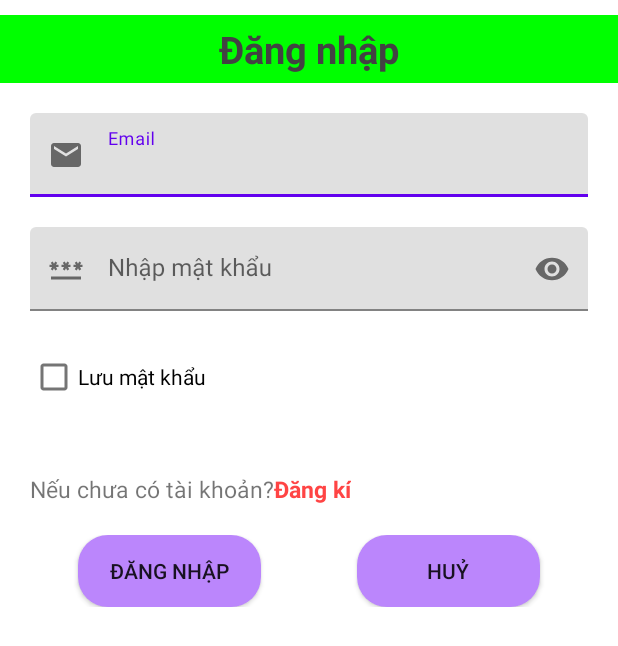
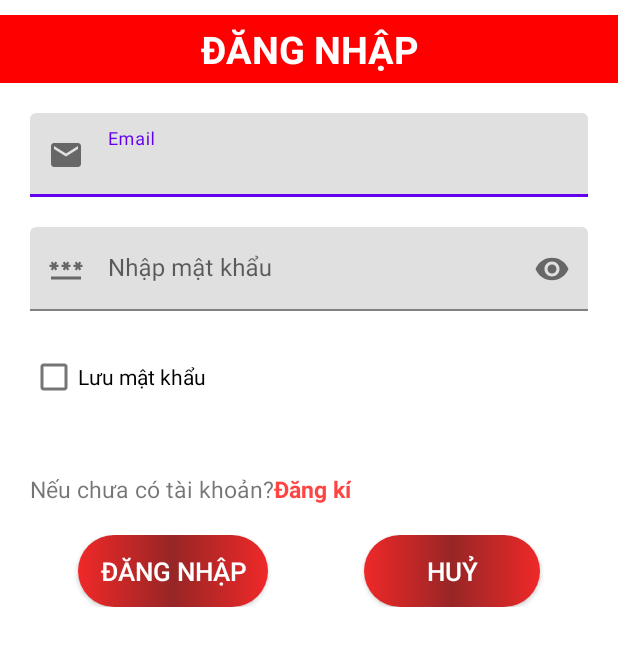
Before and after one commit to phamnhat0111/BanHangOnline_nhom2, an Android app: the screen it shows after launch (DangNhapActivity), on a phone screen of 412 x 824 dp. Shown: the top 646 px of the screen. Run offline under Robolectric (Android 15) with nearby library versions, the phone set to English and light mode, and no system bars; our stand-ins replace RxJava; libraries missing offline, so code that uses them is left out: hu.akarnokd.rxjava3; 2 statements that could not run were skipped.

Commit message:
sửa màu giao diện

```diff
--- a/app/src/main/java/com/example/banhangonline/activity/activity/ChiTietActivity.java
+++ b/app/src/main/java/com/example/banhangonline/activity/activity/ChiTietActivity.java
@@ -1,6 +1,7 @@
 package com.example.banhangonline.activity.activity;
 
 import androidx.appcompat.app.AppCompatActivity;
+import androidx.appcompat.widget.AppCompatButton;
 import androidx.appcompat.widget.Toolbar;
 
 import android.content.Intent;
@@ -25,7 +26,7 @@ import java.util.List;
 
 public class ChiTietActivity extends AppCompatActivity {
     TextView tensp, giasp, mota;
-    Button btnthem;
+    AppCompatButton btnthem;
     ImageView imghinhanh;
     Spinner spinner;
     Toolbar toolbar;
--- a/app/src/main/java/com/example/banhangonline/activity/activity/DangKyActivity.java
+++ b/app/src/main/java/com/example/banhangonline/activity/activity/DangKyActivity.java
@@ -32,7 +32,6 @@ import io.reactivex.rxjava3.schedulers.Schedulers;
 public class DangKyActivity extends AppCompatActivity {
     EditText email, pass, repass,username, mobile;
     AppCompatButton btndangki;
-    FirebaseAuth firebaseAuth;
     ApiBanHang apiBanHang;
     CompositeDisposable compositeDisposable = new CompositeDisposable();
     //FirebaseApp firebaseApp;
--- a/app/src/main/java/com/example/banhangonline/activity/adapter/GioHangAdapter.java
+++ b/app/src/main/java/com/example/banhangonline/activity/adapter/GioHangAdapter.java
@@ -70,6 +70,8 @@ public class GioHangAdapter extends RecyclerView.Adapter<GioHangAdapter.MyViewHo
                         if(Utils.mangmuahang.get(i).getIdsp() == gioHang.getIdsp()){
                             Utils.mangmuahang.remove(i);
                             EventBus.getDefault().postSticky( new TinhTongEvent());
+                            long gia= 0;
+
                         }
                     }
                 }
@@ -99,6 +101,7 @@ public class GioHangAdapter extends RecyclerView.Adapter<GioHangAdapter.MyViewHo
                                 Utils.manggiohang.remove(pos);
                                 notifyDataSetChanged();
                                 EventBus.getDefault().postSticky( new TinhTongEvent());
+                                long gia= 0;
                             }
                         });
                         builder.setNegativeButton("Hủy ", new DialogInterface.OnClickListener() {
--- a/app/src/main/res/drawable/background_button.xml
+++ b/app/src/main/res/drawable/background_button.xml
@@ -3,5 +3,5 @@
     android:shape="rectangle"
     xmlns:android="http://schemas.android.com/apk/res/android">
     <corners android:radius="20dp"/>
-    <solid android:color="@color/purple_200"/>
+    <solid android:color="@color/maunen"/>
 </shape>
--- /dev/null
+++ b/app/src/main/res/drawable/button.xml
@@ -0,0 +1,9 @@
+<?xml version="1.0" encoding="utf-8"?>
+<shape xmlns:android="http://schemas.android.com/apk/res/android">
+   <corners android:radius="40dp"/>-->
+    <gradient android:centerColor="#972626"
+        android:startColor="@color/mautoolbar"
+        android:endColor="@color/mautoolbar"></gradient>
+
+
+</shape>
--- a/app/src/main/res/layout/activity_dang_nhap.xml
+++ b/app/src/main/res/layout/activity_dang_nhap.xml
@@ -12,13 +12,13 @@
         android:id="@+id/txtdangnhap"
         app:layout_constraintTop_toTopOf="parent"
         android:gravity="center"
-        android:text="@string/ng_nh_p"
+        android:text="ĐĂNG NHẬP"
         android:textSize="25sp"
         android:padding="5dp"
-        android:background="@color/lime"
+        android:background="@color/maunen"
         android:textStyle="bold"
         android:layout_marginTop="10dp"
-        android:textColor="@color/cardview_dark_background"/>
+        android:textColor="@color/white"/>
     <com.google.android.material.textfield.TextInputLayout
         android:layout_width="match_parent"
         android:layout_height="wrap_content"
@@ -94,15 +94,19 @@
             android:layout_height="wrap_content"
             android:id="@+id/btnLogin"
             android:text="Đăng nhập"
-            android:background="@drawable/background_button"
-            android:layout_weight="1"/>
+            android:background="@drawable/button"
+            android:layout_weight="1"
+            android:textColor="@color/white"
+            android:textSize="17dp"/>
         <androidx.appcompat.widget.AppCompatButton
             android:layout_marginHorizontal="32dp"
             android:layout_width="wrap_content"
             android:layout_height="wrap_content"
             android:id="@+id/btnCancel"
             android:text="Huỷ"
-            android:background="@drawable/background_button"
-            android:layout_weight="1"/>
+            android:background="@drawable/button"
+            android:layout_weight="1"
+            android:textColor="@color/white"
+            android:textSize="17dp"/>
     </LinearLayout>
 </LinearLayout>
--- a/app/src/main/res/layout/activity_dien_thoai.xml
+++ b/app/src/main/res/layout/activity_dien_thoai.xml
@@ -11,7 +11,8 @@
         app:layout_constraintTop_toTopOf="parent"
         android:id="@+id/toolbar_dt"
         app:title="Điện Thoại"
-        android:background="@color/purple_200">
+        app:titleTextColor="@color/white"
+        android:background="@color/mautoolbar">
     </androidx.appcompat.widget.Toolbar>
 
     <androidx.recyclerview.widget.RecyclerView
@@ -22,5 +23,6 @@
         app:layout_constraintBottom_toBottomOf="parent"
         app:layout_constraintEnd_toEndOf="parent"
         app:layout_constraintStart_toStartOf="parent"
-        app:layout_constraintTop_toBottomOf="@+id/toolbar_dt" />
+        app:layout_constraintTop_toBottomOf="@+id/toolbar_dt"
+        android:background="@color/maunen"/>
 </androidx.constraintlayout.widget.ConstraintLayout>
--- a/app/src/main/res/layout/activity_thanh_toan.xml
+++ b/app/src/main/res/layout/activity_thanh_toan.xml
@@ -137,7 +137,7 @@
         android:layout_marginTop="25dp"
         android:text="Đặt Hàng"
         android:id="@+id/btndathang"
-        android:background="@color/red"
+        android:background="@drawable/button"
         android:textColor="@color/white"
 
         android:layout_height="wrap_content"/>
--- a/app/src/main/res/layout/activity_xem_don.xml
+++ b/app/src/main/res/layout/activity_xem_don.xml
@@ -11,6 +11,8 @@
         android:layout_height="?attr/actionBarSize"
         app:layout_constraintTop_toTopOf="parent"
         android:id="@+id/toolbar_xemdon"
+        android:background="@color/mautoolbar"
+        app:titleTextColor="@color/white"
         app:title="Đơn Hàng">
     </androidx.appcompat.widget.Toolbar>
     <androidx.recyclerview.widget.RecyclerView
--- a/app/src/main/res/layout/item_dienthoai.xml
+++ b/app/src/main/res/layout/item_dienthoai.xml
@@ -32,7 +32,7 @@
                 android:textSize="25sp"
                 android:layout_gravity="left"
                 android:gravity="center"
-                android:textColor="@color/lime"
+                android:textColor="@color/maunen"
                 android:id="@+id/itemdt_ten"
                 android:text="Tên sản phẩm"/>
 
--- a/app/src/main/res/layout/item_donhang.xml
+++ b/app/src/main/res/layout/item_donhang.xml
@@ -29,7 +29,7 @@
                 android:layout_marginLeft="5dp"/>
             <androidx.recyclerview.widget.RecyclerView
                 android:layout_width="match_parent"
-                android:layout_marginBottom="5dp"
+                android:layout_marginBottom="20dp"
                 android:layout_marginLeft="10dp"
                 android:layout_marginRight="10dp"
                 android:layout_height="wrap_content"
--- a/app/src/main/res/values/colors.xml
+++ b/app/src/main/res/values/colors.xml
@@ -7,7 +7,8 @@
     <color name="teal_700">#FF018786</color>
     <color name="black">#FF000000</color>
     <color name="white">#FFFFFFFF</color>
-    <color name="red">#FF0000</color>
-    <color name="lime">#00FF00</color>
+    <color name="maunen">#FF0000</color>
+    <color name="mautoolbar">#F02828</color>
+
 
 </resources>
```
Also changed, not shown: app/src/main/java/com/example/banhangonline/activity/activity/GioHangActivity.java (+32 -27 lines), app/src/main/res/layout/activity_chi_tiet.xml (+22 -14 lines), app/src/main/res/layout/activity_dang_ky.xml (+5 -3 lines), app/src/main/res/layout/activity_gio_hang.xml (+8 -2 lines), app/src/main/res/layout/activity_main.xml (+5 -3 lines), app/src/main/res/layout/item_giohang.xml (+4 -4 lines).
